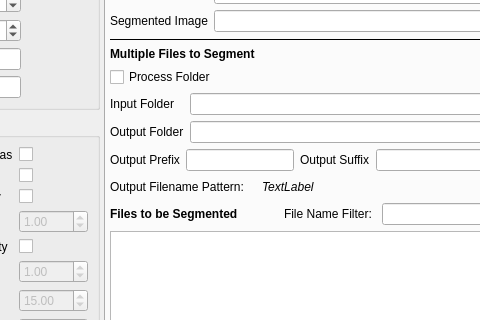
This is Code/EmMpmGui/UI_Files/EmMpmGui.ui in BlueQuartzSoftware/EMMPMWorkbench as Qt 5 draws it before an edit; both pictures show x 129 to 609 and y 99 to 419 of the 873 by 561 pixel window. The edited form follows.
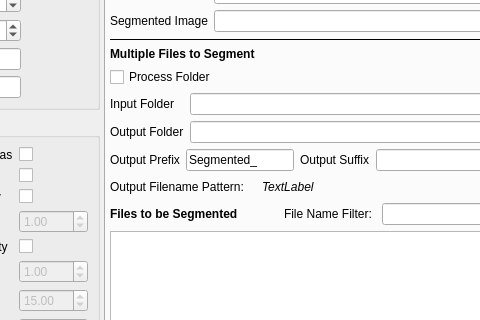
This is the edited form. The open tabs and pages were chosen to show the change. Icons and pictures are not drawn. Custom widgets are drawn as their Qt base class.

Commit message: Fixing loading of first image after segmentation when doing a folder of images

Patch:
```diff
--- a/Code/EmMpmGui/UI_Files/EmMpmGui.ui
+++ b/Code/EmMpmGui/UI_Files/EmMpmGui.ui
@@ -745,7 +745,11 @@
            </widget>
           </item>
           <item>
-           <widget class="QLineEdit" name="outputPrefix"/>
+           <widget class="QLineEdit" name="outputPrefix">
+            <property name="text">
+             <string>Segmented_</string>
+            </property>
+           </widget>
           </item>
           <item>
            <widget class="QLabel" name="label_3">
```
Left out of the diff: 2 changed lines with no effect on the pictures. The commit also changes 1 other file.
